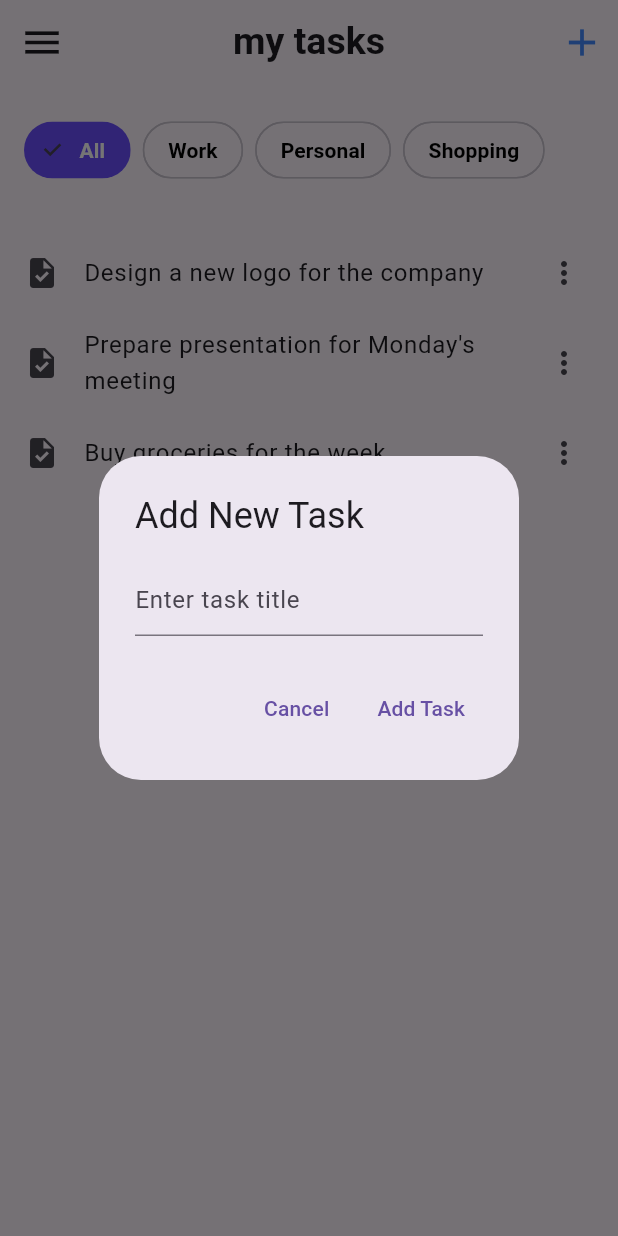
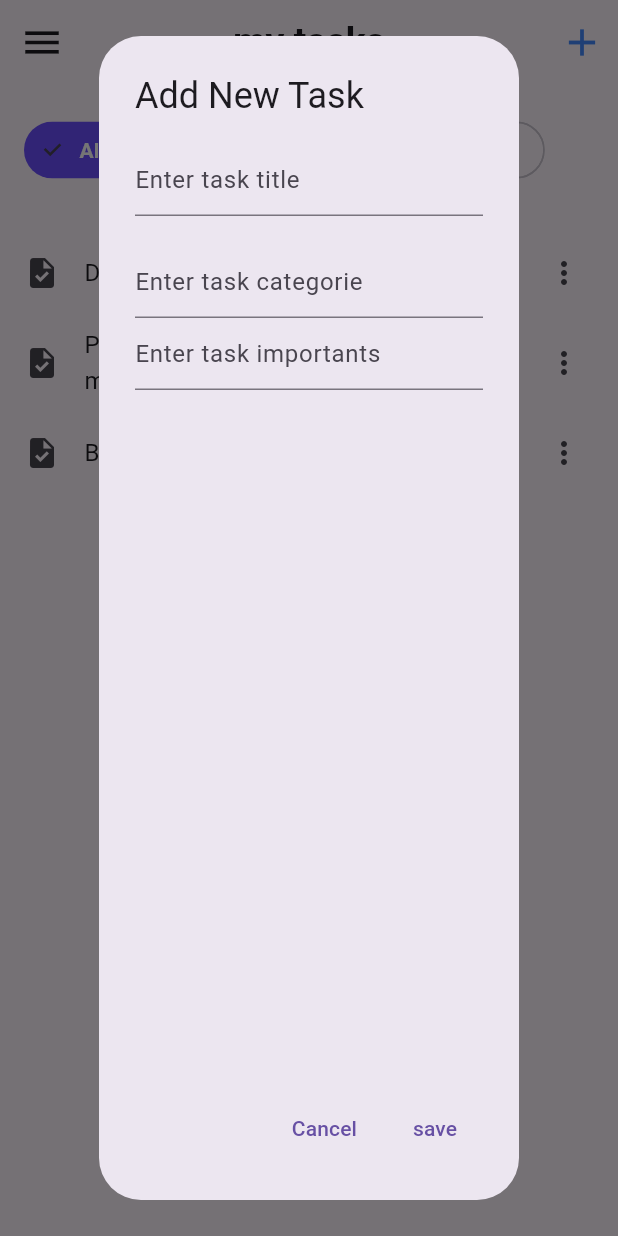
Before and after one commit to inejih-sid-mahame-abderahman/smart_task_manager, a Flutter app: the screen it shows after launch, after a tap on the "add" icon, on a phone screen of 412 x 824 dp. Run offline on Flutter 3.47's test engine with Material 3 defaults, Android fonts, the phone set to English and light mode, and no system bars.

Commit message:
Refactor Homescreen to convert from Stateless to Stateful widget and enhance task addition dialog

```diff
--- a/lib/main.dart
+++ b/lib/main.dart
@@ -10,7 +10,6 @@ class MyApp extends StatelessWidget {
 
   @override
   Widget build(BuildContext context) {
-    // MaterialApp provides the necessary Directionality widget.
     return const MaterialApp(home: Homescreen());
   }
 }
--- a/lib/screens/homescreen.dart
+++ b/lib/screens/homescreen.dart
@@ -1,9 +1,15 @@
 import 'package:flutter/material.dart';
 import 'package:provider/provider.dart';
 
-class Homescreen extends StatelessWidget {
+class Homescreen extends StatefulWidget {
   const Homescreen({super.key});
 
+  @override
+  State<Homescreen> createState() => _HomescreenState();
+}
+
+class _HomescreenState extends State<Homescreen> {
+  bool isSelected = false;
   @override
   Widget build(BuildContext context) {
     return SafeArea(
@@ -32,7 +38,7 @@ class Homescreen extends StatelessWidget {
               child: Row(
                 children: [
                   _buildChip("All", isSelected: true),
-                  const SizedBox(width: 8), // Space between chips
+                  const SizedBox(width: 8),
                   _buildChip("Work"),
                   const SizedBox(width: 8),
                   _buildChip("Personal"),
@@ -57,9 +63,11 @@ class Homescreen extends StatelessWidget {
       label: Text(label),
       selected: isSelected,
       onSelected: (bool selected) {
-        // Handle selection here
+        setState(() {
+          isSelected = selected;
+        });
       },
-      // Customize colors to match your purple theme
+
       selectedColor: const Color(0xFF6B4EFF),
       labelStyle: TextStyle(
         color: isSelected ? Colors.white : Colors.black,
@@ -83,9 +91,21 @@ class Homescreen extends StatelessWidget {
       builder: (context) {
         return AlertDialog(
           title: Text("Add New Task"),
-          content: TextField(
-            decoration: InputDecoration(hintText: "Enter task title"),
+          content: Column(
+            children: [
+              TextField(
+                decoration: InputDecoration(hintText: "Enter task title"),
+              ),
+              SizedBox(height: 20),
+              TextField(
+                decoration: InputDecoration(hintText: "Enter task categorie"),
+              ),
+              TextField(
+                decoration: InputDecoration(hintText: "Enter task importants"),
+              ),
+            ],
           ),
+
           actions: [
             TextButton(
               onPressed: () {
@@ -97,7 +117,7 @@ class Homescreen extends StatelessWidget {
               onPressed: () {
                 Navigator.of(context).pop();
               },
-              child: Text("Add Task"),
+              child: Text("save"),
             ),
           ],
         );
```
